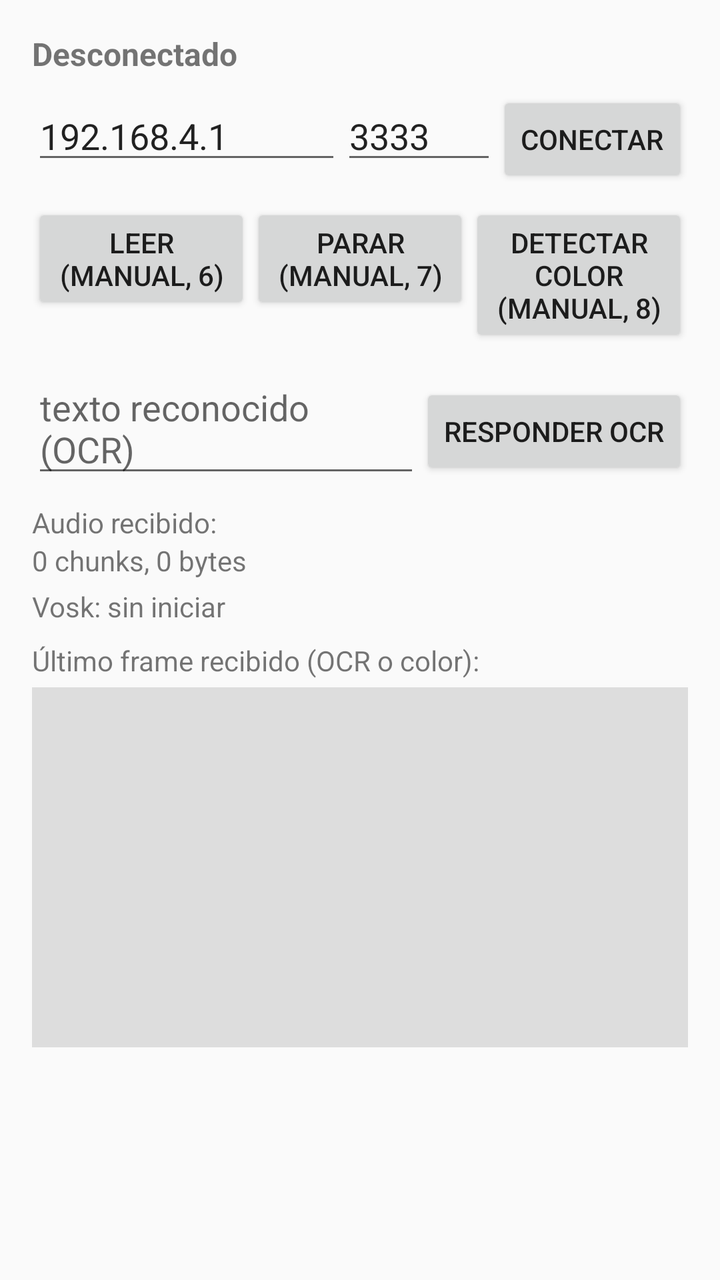
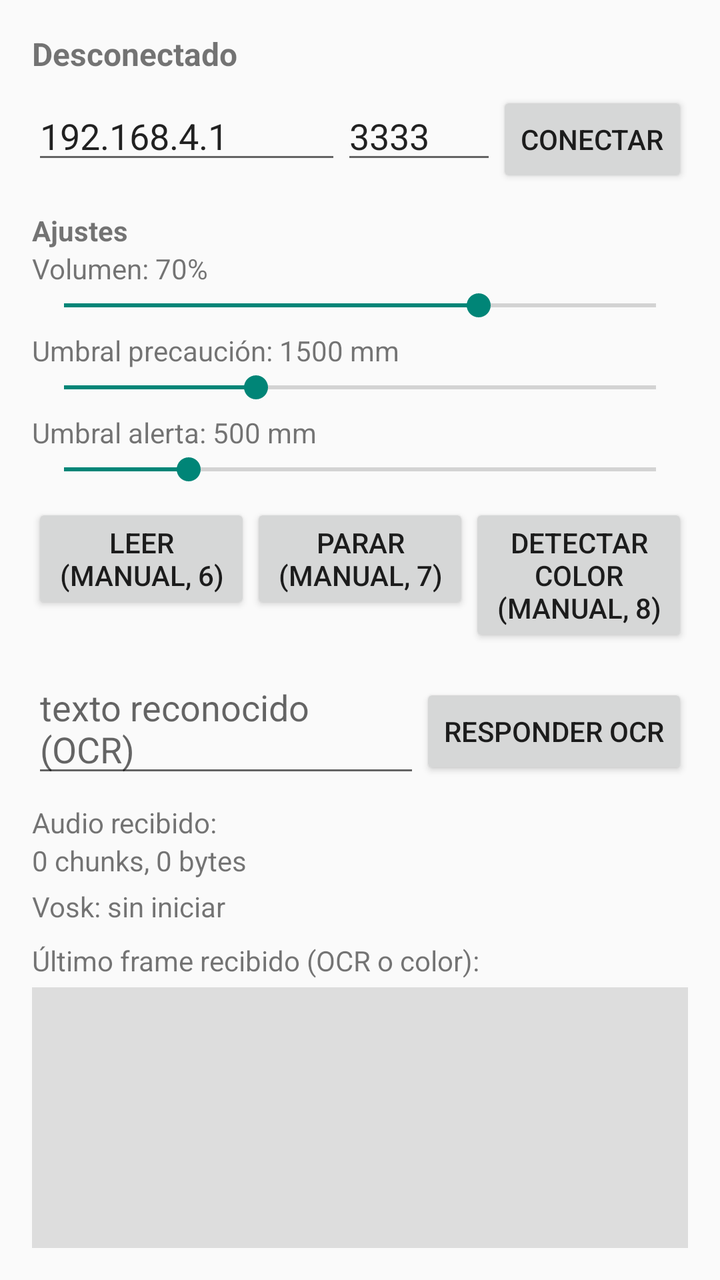

The first picture is an Android layout as it rendered before a commit; the second is the same layout after the commit. The layout source and the unified diff follow.
<!-- AndroidManifest.xml: application theme android:Theme.Material.Light -->
<!-- res/layout/activity_main.xml -->
<?xml version="1.0" encoding="utf-8"?>
<LinearLayout xmlns:android="http://schemas.android.com/apk/res/android"
    android:layout_width="match_parent"
    android:layout_height="match_parent"
    android:orientation="vertical"
    android:padding="16dp">

    <TextView
        android:id="@+id/statusText"
        android:layout_width="match_parent"
        android:layout_height="wrap_content"
        android:text="Desconectado"
        android:textStyle="bold"
        android:textSize="16sp" />

    <LinearLayout
        android:layout_width="match_parent"
        android:layout_height="wrap_content"
        android:orientation="horizontal"
        android:layout_marginTop="8dp">

        <EditText
            android:id="@+id/hostInput"
            android:layout_width="0dp"
            android:layout_height="wrap_content"
            android:layout_weight="2"
            android:text="192.168.4.1"
            android:inputType="text" />

        <EditText
            android:id="@+id/portInput"
            android:layout_width="0dp"
            android:layout_height="wrap_content"
            android:layout_weight="1"
            android:text="3333"
            android:inputType="number" />

        <Button
            android:id="@+id/connectButton"
            android:layout_width="wrap_content"
            android:layout_height="wrap_content"
            android:text="Conectar" />
    </LinearLayout>

    <LinearLayout
        android:layout_width="match_parent"
        android:layout_height="wrap_content"
        android:orientation="horizontal"
        android:layout_marginTop="8dp">

        <Button
            android:id="@+id/startReadingButton"
            android:layout_width="0dp"
            android:layout_height="wrap_content"
            android:layout_weight="1"
            android:text="leer (manual, 6)" />

        <Button
            android:id="@+id/stopReadingButton"
            android:layout_width="0dp"
            android:layout_height="wrap_content"
            android:layout_weight="1"
            android:text="parar (manual, 7)" />

        <Button
            android:id="@+id/detectColorButton"
            android:layout_width="0dp"
            android:layout_height="wrap_content"
            android:layout_weight="1"
            android:text="detectar color (manual, 8)" />
    </LinearLayout>

    <LinearLayout
        android:layout_width="match_parent"
        android:layout_height="wrap_content"
        android:orientation="horizontal"
        android:layout_marginTop="8dp">

        <EditText
            android:id="@+id/ocrTextInput"
            android:layout_width="0dp"
            android:layout_height="wrap_content"
            android:layout_weight="1"
            android:hint="texto reconocido (OCR)" />

        <Button
            android:id="@+id/ocrReplyButton"
            android:layout_width="wrap_content"
            android:layout_height="wrap_content"
            android:text="Responder OCR" />
    </LinearLayout>

    <TextView
        android:layout_width="match_parent"
        android:layout_height="wrap_content"
        android:layout_marginTop="8dp"
        android:text="Audio recibido:" />

    <TextView
        android:id="@+id/audioStatsText"
        android:layout_width="match_parent"
        android:layout_height="wrap_content"
        android:text="0 chunks, 0 bytes" />

    <TextView
        android:id="@+id/voiceStatusText"
        android:layout_width="match_parent"
        android:layout_height="wrap_content"
        android:layout_marginTop="4dp"
        android:text="Vosk: sin iniciar" />

    <TextView
        android:layout_width="match_parent"
        android:layout_height="wrap_content"
        android:layout_marginTop="8dp"
        android:text="Último frame recibido (OCR o color):" />

    <ImageView
        android:id="@+id/ocrPreviewImage"
        android:layout_width="match_parent"
        android:layout_height="180dp"
        android:layout_marginTop="4dp"
        android:background="#DDDDDD"
        android:scaleType="fitCenter"
        android:contentDescription="Último frame capturado para OCR o detección de color" />

    <ScrollView
        android:layout_width="match_parent"
        android:layout_height="0dp"
        android:layout_weight="1"
        android:layout_marginTop="8dp">

        <TextView
            android:id="@+id/logText"
            android:layout_width="match_parent"
            android:layout_height="wrap_content"
            android:fontFamily="monospace"
            android:textIsSelectable="true"
            android:textSize="12sp" />
    </ScrollView>

</LinearLayout>
<!-- resources referenced by this layout -->
<resources>

</resources>

<!-- the commit's change to res/layout/activity_main.xml (unified diff, before → after) -->
@@ -41,6 +41,57 @@
             android:layout_height="wrap_content"
             android:text="Conectar" />
     </LinearLayout>
+
+    <TextView
+        android:layout_width="match_parent"
+        android:layout_height="wrap_content"
+        android:layout_marginTop="12dp"
+        android:text="Ajustes"
+        android:textStyle="bold" />
+
+    <TextView
+        android:id="@+id/volumeValueText"
+        android:layout_width="match_parent"
+        android:layout_height="wrap_content"
+        android:text="Volumen: 70%" />
+
+    <SeekBar
+        android:id="@+id/volumeSeekBar"
+        android:layout_width="match_parent"
+        android:layout_height="wrap_content"
+        android:min="0"
+        android:max="100"
+        android:progress="70" />
+
+    <TextView
+        android:id="@+id/warnValueText"
+        android:layout_width="match_parent"
+        android:layout_height="wrap_content"
+        android:layout_marginTop="4dp"
+        android:text="Umbral precaución: 1500 mm" />
+
+    <SeekBar
+        android:id="@+id/warnSeekBar"
+        android:layout_width="match_parent"
+        android:layout_height="wrap_content"
+        android:min="300"
+        android:max="4000"
+        android:progress="1500" />
+
+    <TextView
+        android:id="@+id/alertValueText"
+        android:layout_width="match_parent"
+        android:layout_height="wrap_content"
+        android:layout_marginTop="4dp"
+        android:text="Umbral alerta: 500 mm" />
+
+    <SeekBar
+        android:id="@+id/alertSeekBar"
+        android:layout_width="match_parent"
+        android:layout_height="wrap_content"
+        android:min="100"
+        android:max="2000"
+        android:progress="500" />
 
     <LinearLayout
         android:layout_width="match_parent"
